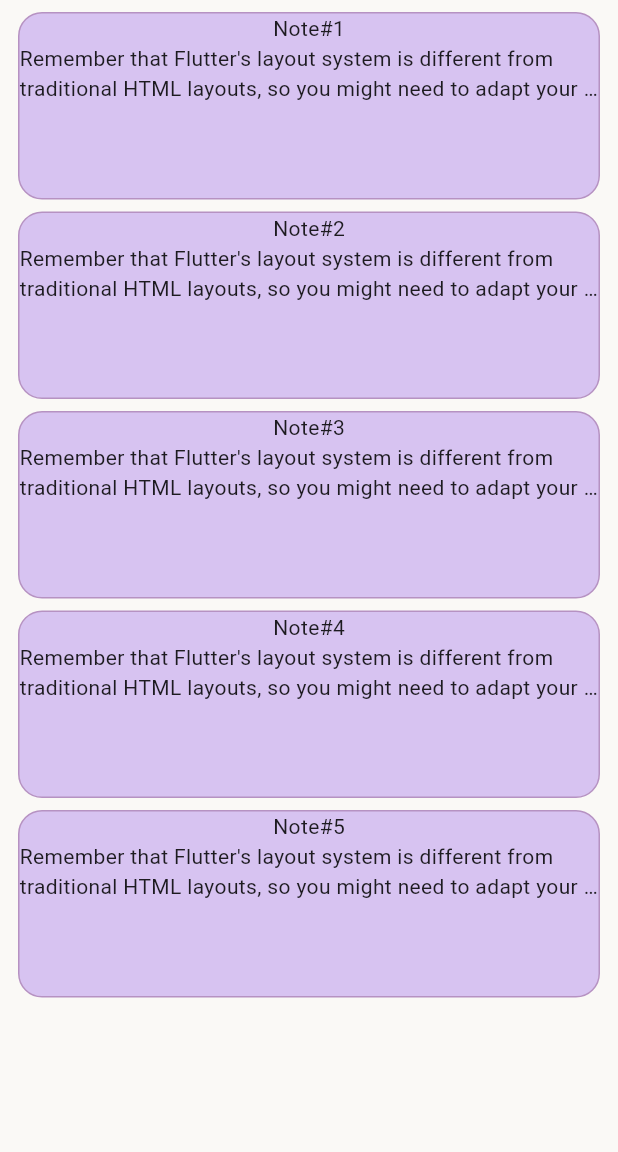
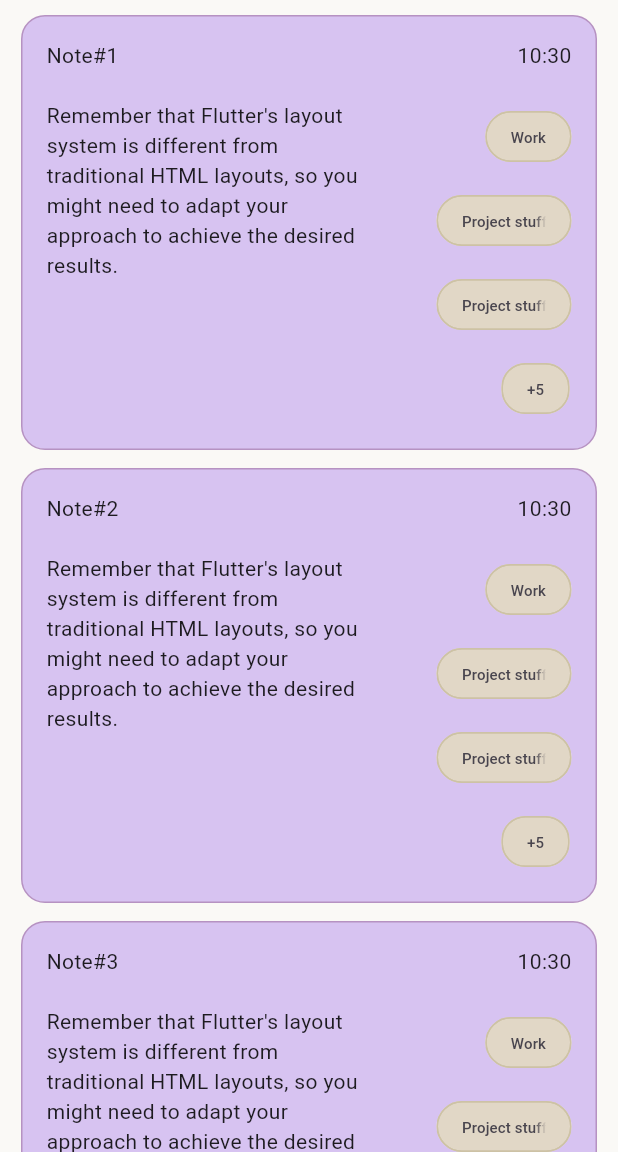
Before and after one commit to prnv-math/flutterpad, a Flutter app: the screen it shows after launch, on a phone screen of 412 x 824 dp, the part 84-1236 px from its top. Run offline on Flutter 3.47's test engine with Material 3 defaults, Android fonts, the phone set to English and light mode, and no system bars.

Commit message:
basic notes index ui

```diff
--- a/lib/models/note.dart
+++ b/lib/models/note.dart
@@ -1,8 +1,31 @@
+import 'package:flutterpad/models/tag.dart';
+
 class Note {
   final int id;
   final String title;
+  late final DateTime dateCreated;
+  late DateTime dateModified;
+  final List<Tag> _tags = [];
   String content =
       "Remember that Flutter's layout system is different from traditional HTML layouts, so you might need to adapt your approach to achieve the desired results.";
 
-  Note({required this.id, required this.title});
+  Note({required this.id, required this.title}) {
+    dateCreated = DateTime.now();
+    dateModified = DateTime.now();
+  }
+
+  //Tag management for note
+  void addTag(Tag tag) {
+    if (!_tags.contains(tag)) {
+      _tags.add(tag);
+    }
+  }
+
+  void removeTag(Tag tag) {
+    _tags.remove(tag);
+  }
+
+  List<Tag> getTags() {
+    return _tags;
+  }
 }
--- a/lib/modules/home.dart
+++ b/lib/modules/home.dart
@@ -47,16 +47,20 @@
             Expanded(
               child: ListView.builder(
                   itemCount: 6,
+                  shrinkWrap: true,
                   itemBuilder: (context, i) {
                     // return Text('data#${i + 1}');
                     if (i != 0) {
                       return Padding(
                           padding: const EdgeInsets.symmetric(
                               vertical: 4, horizontal: 4),
-                          child:
-                              NoteCard(note: Note(id: i, title: "Note#${i}")));
+                          child: NoteCard(
+                              note: Note(
+                            id: i,
+                            title: "Note#$i",
+                          )));
                     } else {
-                      return SizedBox(
+                      return const SizedBox(
                         height: 4,
                       );
                     }
--- a/lib/modules/notecard.dart
+++ b/lib/modules/notecard.dart
@@ -15,11 +15,13 @@
 }
 
 class _NoteCardState extends State<NoteCard> {
-  final int h = Random().nextInt(10) + 1;
   @override
   Widget build(BuildContext context) {
     return Container(
-        height: 120 + (50 * (h / 10)),
+        margin: const EdgeInsets.all(2),
+        // height: 120,
+        constraints: const BoxConstraints(minHeight: 120),
+        // height: 120,
         decoration: BoxDecoration(
           color: ColorDict.noteCardColor,
           borderRadius: BorderRadius.circular(16),
@@ -29,46 +31,152 @@
           crossAxisAlignment: CrossAxisAlignment.start,
           children: [
             Expanded(
+              flex: 2,
+              child: Padding(
+                padding: const EdgeInsets.all(16),
                 child: Column(
+                  crossAxisAlignment: CrossAxisAlignment.start,
                   children: [
-                  Text(widget.note.title),
+                    Text("${widget.note.title}\n"),
+                    Wrap(
+                      children: [
                         Text(
                           widget.note.content,
-                    maxLines: 2,
+                          maxLines: 7,
                           overflow: TextOverflow.ellipsis,
                         ),
                       ],
                     ),
+                  ],
+                ),
+              ),
+            ),
+            const VerticalDivider(
+              color: ColorDict.noteCardborder,
+            ),
+            Expanded(
+              child: Padding(
+                padding: const EdgeInsets.all(16),
+                // const EdgeInsets.symmetric(vertical: 16),
+                child: Column(
+                  crossAxisAlignment: CrossAxisAlignment.end,
+                  children: [
+                    Text(() {
+                      final String str;
+                      final List<String> monthNames = [
+                        'January',
+                        'February',
+                        'March',
+                        'April',
+                        'May',
+                        'June',
+                        'July',
+                        'August',
+                        'September',
+                        'October',
+                        'November',
+                        'December'
+                      ];
+                      if (widget.note.dateModified.year !=
+                          DateTime.now().year) {
+                        str =
+                            "${monthNames[widget.note.dateModified.month - 1]} ${widget.note.dateModified.day.toString().padLeft(2, '0')}, ${widget.note.dateModified.year}";
+                      } else if (widget.note.dateModified.month !=
+                          DateTime.now().month) {
+                        str =
+                            "${monthNames[widget.note.dateModified.month - 1]} ${widget.note.dateModified.day.toString().padLeft(2, '0')}";
+                      } else if (widget.note.dateModified.day !=
+                          DateTime.now().day) {
+                        str =
+                            "${monthNames[widget.note.dateModified.month - 1]} ${widget.note.dateModified.day.toString().padLeft(2, '0')}";
+                      } else {
+                        str =
+                            "${widget.note.dateModified.hour.toString().padLeft(2, '0')}:${widget.note.dateModified.minute.toString().padLeft(2, '0')}";
+                      }
+                      return "$str\n";
+                    }
+                        //calls above anonymous function
+                        ()),
+                    Row(
+                      mainAxisAlignment: MainAxisAlignment.end,
+                      children: [
+                        Expanded(
+                          child: Wrap(
+                            alignment: WrapAlignment.end,
+                            crossAxisAlignment: WrapCrossAlignment.center,
+                            runSpacing: 8,
+                            spacing: 6,
+                            children: [
+                              Chip(
+                                label: const Text(
+                                  "Work",
+                                  style: TextStyle(
+                                      fontSize:
+                                          10), // Adjust font size as needed
+                                ),
+                                backgroundColor: const Color(0xFFE1D7C6),
+                                shape: RoundedRectangleBorder(
+                                  borderRadius: BorderRadius.circular(20),
+                                  side: BorderSide(
+                                    color: const Color(0xFFCDC2A5),
+                                  ),
+                                ),
+                              ),
+                              Chip(
+                                label: const Text(
+                                  "Project stuff",
+                                  style: TextStyle(
+                                      fontSize:
+                                          10), // Adjust font size as needed
+                                ),
+                                backgroundColor: const Color(0xFFE1D7C6),
+                                shape: RoundedRectangleBorder(
+                                  borderRadius: BorderRadius.circular(20),
+                                  side: BorderSide(
+                                    color: const Color(0xFFCDC2A5),
+                                  ),
+                                ),
+                              ),
+                              Chip(
+                                label: const Text(
+                                  "Project stuff",
+                                  style: TextStyle(
+                                      fontSize:
+                                          10), // Adjust font size as needed
+                                ),
+                                backgroundColor: const Color(0xFFE1D7C6),
+                                shape: RoundedRectangleBorder(
+                                  borderRadius: BorderRadius.circular(20),
+                                  side: BorderSide(
+                                    color: const Color(0xFFCDC2A5),
+                                  ),
+                                ),
+                              ),
+                              Chip(
+                                label: const Text(
+                                  "+5",
+                                  style: TextStyle(
+                                      fontSize:
+                                          10), // Adjust font size as needed
+                                ),
+                                backgroundColor: const Color(0xFFE1D7C6),
+                                shape: RoundedRectangleBorder(
+                                  borderRadius: BorderRadius.circular(16),
+                                  side: BorderSide(
+                                    color: const Color(0xFFCDC2A5),
+                                  ),
+                                ),
                               )
                             ],
+                          ),
+                        ),
+                      ],
                     )
-        // GridView.builder(
-        //     physics: const NeverScrollableScrollPhysics(),
-        //     padding: const EdgeInsets.all(6),
-        //     gridDelegate: const SliverGridDelegateWithFixedCrossAxisCount(
-        //       // childAspectRatio: 5.0,
-        //       mainAxisExtent: 40,
-        //       crossAxisCount: 2, // Number of columns
-        //       crossAxisSpacing: 8.0,
-        //       mainAxisSpacing: 8.0, // Spacing between rows
-        //     ),
-        //     itemCount: 4,
-        //     itemBuilder: (context, i) {
-        //       return Container(
-        //         width: (i.isEven) ? 200 : null,
-        //         decoration: BoxDecoration(
-        //           color: ColorDict.noteCardColor,
-        //           borderRadius: BorderRadius.circular(12),
-        //           border: Border.all(color: ColorDict.noteCardborder),
-        //         ),
-        //         child: TextButton(
-        //           onPressed: () {},
-        //           child: const Row(
-        //             children: [],
-        //           ),
-        //         ),
-        //       );
-        //     }),
-        );
+                  ],
+                ),
+              ),
+            )
+          ],
+        ));
   }
 }
```
Also changed, not shown: 1 other file. Lines whose indentation alone changed are shown as unchanged.
